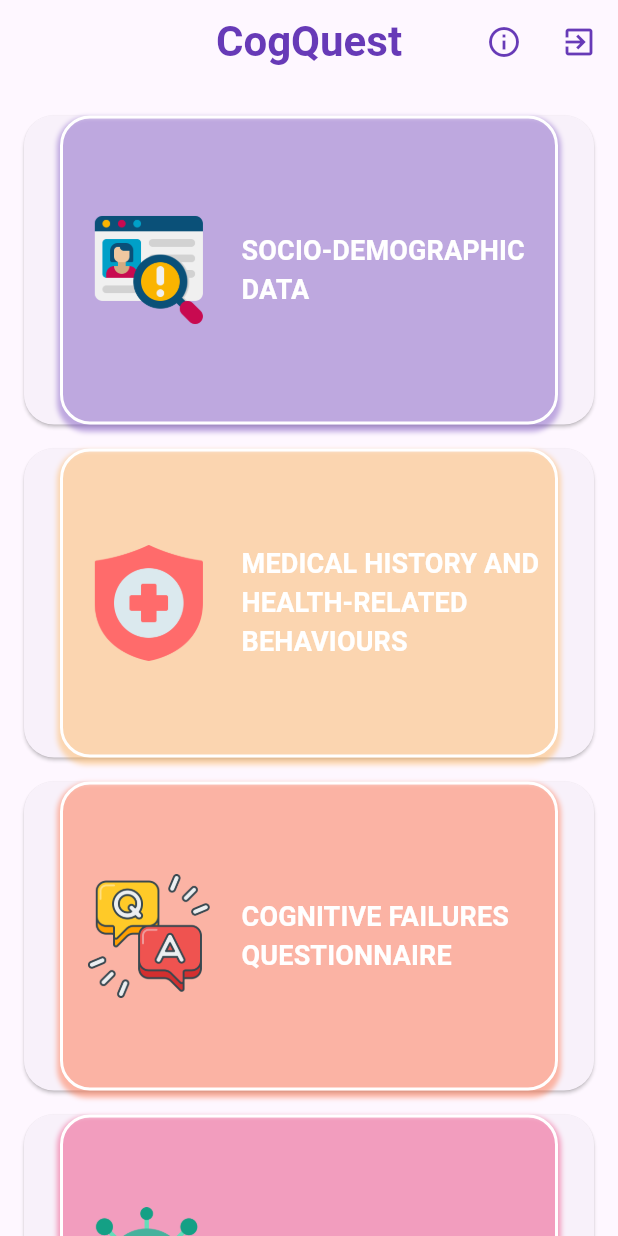
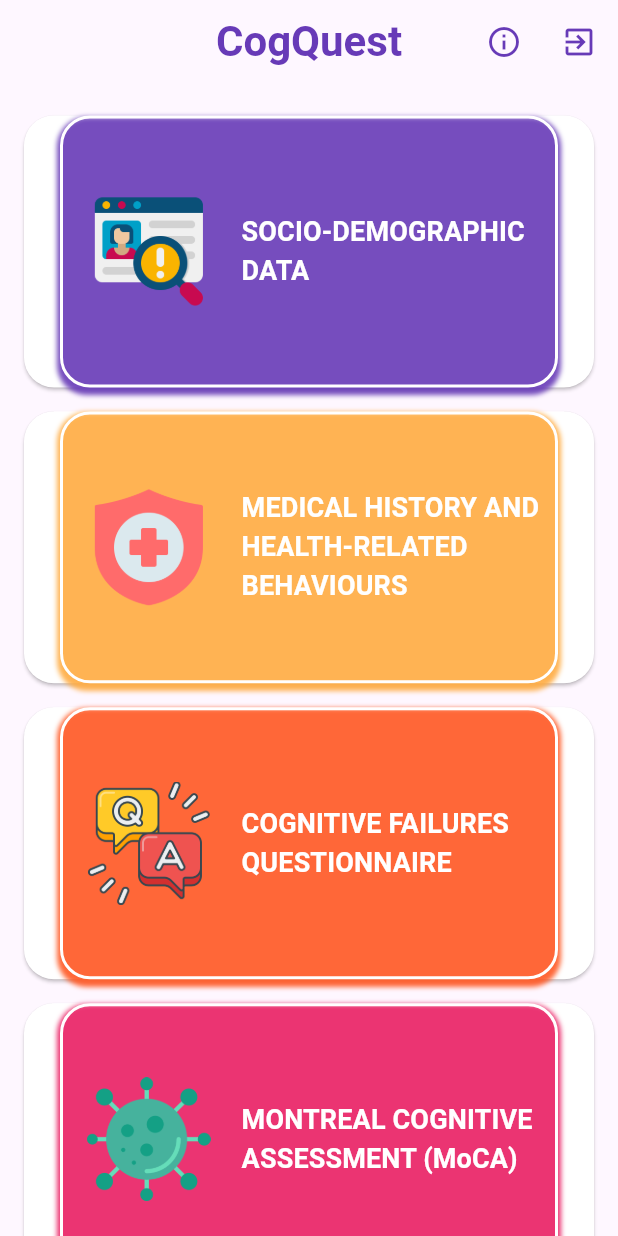
Before and after one commit to ahmaddioxide/moca, a Flutter app: the HomeScreen screen opened directly, on a phone screen of 412 x 824 dp. Run offline on Flutter 3.47's test engine with Material 2 defaults, Android fonts, the phone set to English and light mode, and no system bars; our stand-ins replace cloud_firestore, firebase_auth, firebase_core, get, shared_preferences; accounts and stored records are empty.

Commit message:
fixed some errors

```diff
--- a/lib/views/home_screen.dart
+++ b/lib/views/home_screen.dart
@@ -103,7 +103,9 @@ class _HomeScreenState extends State<HomeScreen> {
                       right: 16.0,
                     ),
                     child: ElevatedButton(
+
                       style: ElevatedButton.styleFrom(
+                        backgroundColor: Colors.white,
                         shape: RoundedRectangleBorder(
                           borderRadius: BorderRadius.circular(20),
                         ),
@@ -151,7 +153,7 @@ class _HomeScreenState extends State<HomeScreen> {
                         }
                       },
                       child: Container(
-                        height: height * .25,
+                        height: height * .22,
                         decoration: BoxDecoration(
                           border: Border.all(
                             color: Colors.white,
@@ -159,7 +161,7 @@ class _HomeScreenState extends State<HomeScreen> {
                           ),
                           boxShadow: [
                             BoxShadow(
-                              color: Colors.deepPurple.withOpacity(0.4),
+                              color: Colors.deepPurple.withOpacity(0.9),
                               spreadRadius: 2,
                               blurRadius: 2,
                               offset: const Offset(
@@ -222,6 +224,7 @@ class _HomeScreenState extends State<HomeScreen> {
                     ),
                     child: ElevatedButton(
                       style: ElevatedButton.styleFrom(
+                        backgroundColor: Colors.white,
                         shape: RoundedRectangleBorder(
                           borderRadius: BorderRadius.circular(20),
                         ),
@@ -289,7 +292,7 @@ class _HomeScreenState extends State<HomeScreen> {
                         }
                       },
                       child: Container(
-                        height: height * .25,
+                        height: height * .22,
                         decoration: BoxDecoration(
                           border: Border.all(
                             color: Colors.white,
@@ -297,7 +300,7 @@ class _HomeScreenState extends State<HomeScreen> {
                           ),
                           boxShadow: [
                             BoxShadow(
-                              color: Colors.orangeAccent.withOpacity(0.4),
+                              color: Colors.orangeAccent.withOpacity(0.9),
                               spreadRadius: 2,
                               blurRadius: 2,
                               offset: const Offset(
@@ -362,6 +365,7 @@ class _HomeScreenState extends State<HomeScreen> {
                     ),
                     child: ElevatedButton(
                       style: ElevatedButton.styleFrom(
+                        backgroundColor: Colors.white,
                         shape: RoundedRectangleBorder(
                           borderRadius: BorderRadius.circular(20),
                         ),
@@ -420,7 +424,7 @@ class _HomeScreenState extends State<HomeScreen> {
                         }
                       },
                       child: Container(
-                        height: height * .25,
+                        height: height * .22,
                         decoration: BoxDecoration(
                           border: Border.all(
                             color: Colors.white,
@@ -428,7 +432,7 @@ class _HomeScreenState extends State<HomeScreen> {
                           ),
                           boxShadow: [
                             BoxShadow(
-                              color: Colors.deepOrange.withOpacity(0.4),
+                              color: Colors.deepOrange.withOpacity(0.9),
                               spreadRadius: 2,
                               blurRadius: 2,
                               offset: const Offset(
@@ -493,6 +497,7 @@ class _HomeScreenState extends State<HomeScreen> {
                     ),
                     child: ElevatedButton(
                       style: ElevatedButton.styleFrom(
+                        backgroundColor: Colors.white,
                         shape: RoundedRectangleBorder(
                           borderRadius: BorderRadius.circular(20),
                         ),
@@ -532,7 +537,7 @@ class _HomeScreenState extends State<HomeScreen> {
                         }
                       },
                       child: Container(
-                        height: height * .25,
+                        height: height * .22,
                         decoration: BoxDecoration(
                           border: Border.all(
                             color: Colors.white,
@@ -540,7 +545,7 @@ class _HomeScreenState extends State<HomeScreen> {
                           ),
                           boxShadow: [
                             BoxShadow(
-                              color: Colors.pink.withOpacity(0.4),
+                              color: Colors.pink.withOpacity(0.9),
                               spreadRadius: 2,
                               blurRadius: 2,
                               offset: const Offset(
--- a/lib/views/on_boarding_screens/components/body.dart
+++ b/lib/views/on_boarding_screens/components/body.dart
@@ -52,8 +52,10 @@ class _BodyState extends State<Body> {
   Widget build(BuildContext context) {
     final double height = MediaQuery.of(context).size.height;
     final double width = MediaQuery.of(context).size.width;
-    return SizedBox(
+    return SingleChildScrollView(
+      child: SizedBox(
         width: double.infinity,
+        height: MediaQuery.of(context).size.height * 1,
         child: Padding(
           padding: EdgeInsets.symmetric(
             horizontal: width * 0.05,
@@ -126,7 +128,7 @@ class _BodyState extends State<Body> {
                         ),
                       ),
                       Padding(
-                      padding: EdgeInsets.symmetric(vertical: height * 0.03),
+                        padding: EdgeInsets.symmetric(vertical: height * 0.01),
                         child: Row(
                           mainAxisAlignment: MainAxisAlignment.end,
                           children: [
@@ -174,6 +176,7 @@ class _BodyState extends State<Body> {
             ],
           ),
         ),
+      ),
     );
   }
 
```
Also changed, not shown: 1 other file. Lines whose indentation alone changed are shown as unchanged.
